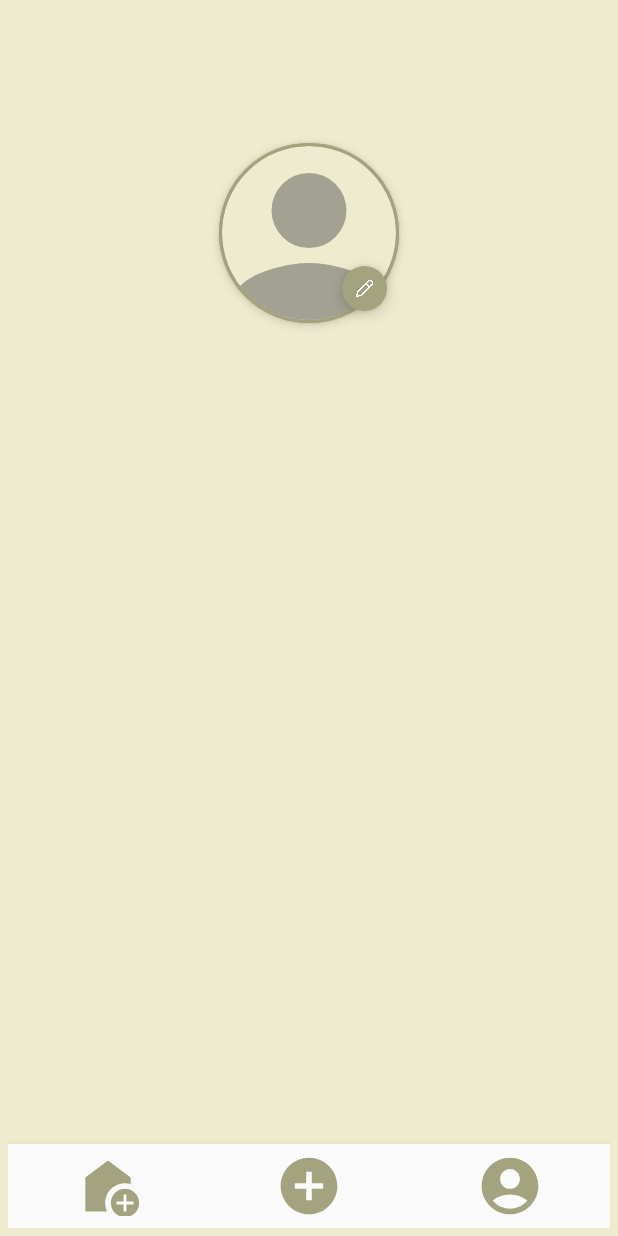
After one commit to AreebaAkram/DopamineMenu, an Android app: the UserProfile screen opened directly, with no data from a screen before it, on a phone screen of 412 x 824 dp. The commit adds this screen. Run offline under Robolectric (Android 15) with nearby library versions, the phone set to English and light mode, and no system bars; our stand-ins replace CircleImageView, Firebase (no records; nobody signed in at launch, a user with empty details on screens opened directly), data binding.

Commit message:
user profile img

```diff
--- a/app/src/main/AndroidManifest.xml
+++ b/app/src/main/AndroidManifest.xml
@@ -43,6 +43,9 @@
         <activity android:name=".vibemenu.activity.DisplayActivity"
             android:exported="true">
         </activity>
+        <activity android:name=".vibemenu.activity.UserProfile"
+            android:exported="true">
+        </activity>
     </application>
 
 </manifest>
--- a/app/src/main/java/com/example/dopaminemenu/vibemenu/activity/AddActivity.kt
+++ b/app/src/main/java/com/example/dopaminemenu/vibemenu/activity/AddActivity.kt
@@ -97,6 +97,8 @@ class AddActivity : AppCompatActivity() {
                 }
 
                 R.id.nav_profile -> {
+                    val intent = Intent(this, UserProfile::class.java)
+                    startActivity(intent)
                     true
                 }
 
--- a/app/src/main/java/com/example/dopaminemenu/vibemenu/activity/DisplayActivity.kt
+++ b/app/src/main/java/com/example/dopaminemenu/vibemenu/activity/DisplayActivity.kt
@@ -94,6 +94,8 @@ class DisplayActivity : AppCompatActivity() {
                 }
 
                 R.id.nav_profile -> {
+                    val intent = Intent(this, UserProfile::class.java)
+                    startActivity(intent)
                     true
                 }
                 else -> false
--- a/app/src/main/java/com/example/dopaminemenu/vibemenu/activity/HomeActivity.kt
+++ b/app/src/main/java/com/example/dopaminemenu/vibemenu/activity/HomeActivity.kt
@@ -63,6 +63,8 @@ class HomeActivity : AppCompatActivity() {
                 }
 
                 R.id.nav_profile -> {
+                    val intent = Intent(this, UserProfile::class.java)
+                    startActivity(intent)
                     true
                 }
 
--- a/app/src/main/java/com/example/dopaminemenu/vibemenu/activity/SignupActivity.kt
+++ b/app/src/main/java/com/example/dopaminemenu/vibemenu/activity/SignupActivity.kt
@@ -28,7 +28,7 @@ class SignupActivity : AppCompatActivity() {
         binding?.loginbtn?.setText("Already have an account? Login")
 
         binding?.loginbtn?.setOnClickListener() {
-            val intent = Intent(this, HomeActivity::class.java)
+            val intent = Intent(this, LoginActivity::class.java)
             startActivity(intent)
         }
 
--- /dev/null
+++ b/app/src/main/java/com/example/dopaminemenu/vibemenu/activity/UserProfile.kt
@@ -0,0 +1,101 @@
+package com.example.dopaminemenu.vibemenu.activity
+
+import android.app.Activity
+import android.content.Intent
+import android.graphics.Bitmap
+import android.graphics.BitmapFactory
+import android.net.Uri
+import android.os.Bundle
+import android.util.Base64
+import android.widget.Toast
+import androidx.activity.result.contract.ActivityResultContracts
+import androidx.appcompat.app.AppCompatActivity
+import com.example.dopaminemenu.databinding.UserProfileBinding
+import com.google.firebase.auth.FirebaseAuth
+import com.google.firebase.database.FirebaseDatabase
+import java.io.ByteArrayOutputStream
+
+class UserProfile : AppCompatActivity() {
+
+    private lateinit var binding: UserProfileBinding
+    private var imageUri: Uri? = null
+    private val userId = FirebaseAuth.getInstance().currentUser?.uid ?: "test_user"
+    private val dbRef = FirebaseDatabase.getInstance().getReference("users")
+
+    override fun onCreate(savedInstanceState: Bundle?) {
+        super.onCreate(savedInstanceState)
+        binding = UserProfileBinding.inflate(layoutInflater)
+        setContentView(binding.root)
+
+        // Load profile if exists
+        loadProfileImage()
+
+        binding.editIcon.setOnClickListener {
+            pickImage()
+        }
+    }
+
+    private val pickImageLauncher =
+        registerForActivityResult(ActivityResultContracts.StartActivityForResult()) { result ->
+            if (result.resultCode == Activity.RESULT_OK && result.data != null) {
+                imageUri = result.data!!.data
+                val bitmap = uriToBitmap(imageUri!!)
+                binding.profileImage.setImageBitmap(bitmap)
+
+                val base64Image = bitmapToBase64(bitmap)
+                saveImageToRealtimeDB(base64Image)
+            }
+        }
+
+    private fun pickImage() {
+        val intent = Intent(Intent.ACTION_PICK)
+        intent.type = "image/*"
+        pickImageLauncher.launch(intent)
+    }
+
+    // Convert Uri → Bitmap
+    private fun uriToBitmap(uri: Uri): Bitmap {
+        val inputStream = contentResolver.openInputStream(uri)
+        return BitmapFactory.decodeStream(inputStream)
+    }
+
+    // Convert Bitmap → Base64 String
+    private fun bitmapToBase64(bitmap: Bitmap): String {
+        val byteArrayOutputStream = ByteArrayOutputStream()
+        bitmap.compress(Bitmap.CompressFormat.JPEG, 50, byteArrayOutputStream)
+        val byteArray = byteArrayOutputStream.toByteArray()
+        return Base64.encodeToString(byteArray, Base64.DEFAULT)
+    }
+
+    // Convert Base64 → Bitmap
+    private fun base64ToBitmap(base64Str: String): Bitmap {
+        val decodedBytes = Base64.decode(base64Str, Base64.DEFAULT)
+        return BitmapFactory.decodeByteArray(decodedBytes, 0, decodedBytes.size)
+    }
+
+    // Save Base64 image string into Firebase Realtime Database
+    private fun saveImageToRealtimeDB(base64Image: String) {
+        dbRef.child(userId).child("profileImage").setValue(base64Image)
+            .addOnSuccessListener {
+                Toast.makeText(this, "Profile image updated!", Toast.LENGTH_SHORT).show()
+            }
+            .addOnFailureListener {
+                Toast.makeText(this, "Error: ${it.message}", Toast.LENGTH_SHORT).show()
+            }
+    }
+
+    // Load image from Firebase when opening profile
+    private fun loadProfileImage() {
+        dbRef.child(userId).child("profileImage").get()
+            .addOnSuccessListener { snapshot ->
+                val base64Image = snapshot.getValue(String::class.java)
+                if (!base64Image.isNullOrEmpty()) {
+                    val bitmap = base64ToBitmap(base64Image)
+                    binding.profileImage.setImageBitmap(bitmap)
+                }
+            }
+            .addOnFailureListener {
+                Toast.makeText(this, "Failed to load profile: ${it.message}", Toast.LENGTH_SHORT).show()
+            }
+    }
+}
--- /dev/null
+++ b/app/src/main/res/drawable/edt_icon_bg.xml
@@ -0,0 +1,4 @@
+<?xml version="1.0" encoding="utf-8"?>
+<shape xmlns:android="http://schemas.android.com/apk/res/android" android:shape="oval">
+    <solid android:color="#A3A380"/>
+</shape>
--- /dev/null
+++ b/app/src/main/res/drawable/profile_bg.xml
@@ -0,0 +1,6 @@
+<?xml version="1.0" encoding="utf-8"?>
+<shape xmlns:android="http://schemas.android.com/apk/res/android"
+    android:shape="oval">
+    <solid android:color="#EFEBCE"/>
+    <stroke android:width="2dp" android:color="#A3A380"/>
+</shape>
--- /dev/null
+++ b/app/src/main/res/drawable/user_placeholder.xml
@@ -0,0 +1,13 @@
+<vector xmlns:android="http://schemas.android.com/apk/res/android"
+    android:width="24dp"
+    android:height="24dp"
+    android:viewportWidth="24"
+    android:viewportHeight="24">
+
+    <group
+        android:translateY="2">
+        <path
+            android:fillColor="#7E565555"
+            android:pathData="M12,12a5,5 0,1 0,-5 -5 5,5 0,0 0,5 5zm0,2c-3.33,0 -10,1.67 -10,5v3h20v-3c0,-3.33 -6.67,-5 -10,-5z"/>
+    </group>
+</vector>
--- /dev/null
+++ b/app/src/main/res/layout/user_profile.xml
@@ -0,0 +1,59 @@
+<?xml version="1.0" encoding="utf-8"?>
+<layout>
+
+    <androidx.constraintlayout.widget.ConstraintLayout xmlns:android="http://schemas.android.com/apk/res/android"
+        xmlns:app="http://schemas.android.com/apk/res-auto"
+        android:layout_width="match_parent"
+        android:layout_height="match_parent"
+        android:background="#EFEBCE"
+        android:padding="5dp">
+
+
+        <de.hdodenhof.circleimageview.CircleImageView
+            android:id="@+id/profileImage"
+            android:layout_width="120dp"
+            android:layout_height="120dp"
+            android:layout_centerInParent="true"
+            android:background="@drawable/profile_bg"
+            android:elevation="4dp"
+            android:scaleType="centerCrop"
+            android:layout_marginTop="90dp"
+            android:src="@drawable/user_placeholder"
+            app:civ_border_color="#A3A380"
+            app:civ_border_width="2dp"
+            app:layout_constraintEnd_toEndOf="parent"
+            app:layout_constraintStart_toStartOf="parent"
+            app:layout_constraintTop_toTopOf="parent" />
+
+        <ImageView
+            android:id="@+id/editIcon"
+            android:layout_width="30dp"
+            android:layout_height="30dp"
+            android:layout_margin="8dp"
+            android:background="@drawable/edt_icon_bg"
+            android:elevation="6dp"
+            android:padding="8dp"
+            android:src="@drawable/edit"
+            app:layout_constraintBottom_toBottomOf="@+id/profileImage"
+            app:layout_constraintEnd_toEndOf="@+id/profileImage"
+            app:tint="@color/white" />
+
+
+        <com.google.android.material.bottomnavigation.BottomNavigationView
+            android:id="@+id/bottom_nav"
+            android:layout_width="0dp"
+            android:layout_height="wrap_content"
+            android:background="?android:attr/windowBackground"
+            android:backgroundTint="#EFEBCE"
+            app:itemIconSize="45dp"
+            app:itemIconTint="#A3A380"
+            app:labelVisibilityMode="unlabeled"
+            app:layout_constraintBottom_toBottomOf="parent"
+            app:layout_constraintEnd_toEndOf="parent"
+            app:layout_constraintStart_toStartOf="parent"
+            app:menu="@menu/bottom_navigation_menu">
+
+        </com.google.android.material.bottomnavigation.BottomNavigationView>
+
+    </androidx.constraintlayout.widget.ConstraintLayout>
+</layout>
```
Also changed, not shown: app/build.gradle.kts (+16 -11 lines), gradle/libs.versions.toml (+13 -0 lines), app/src/main/res/drawable/edit.png (added).
